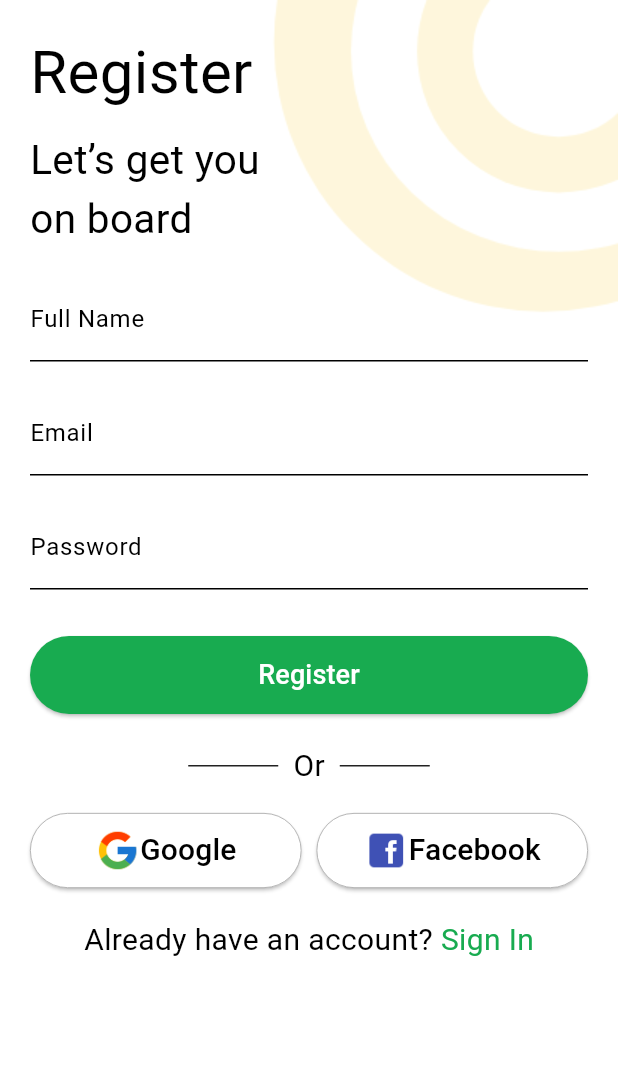
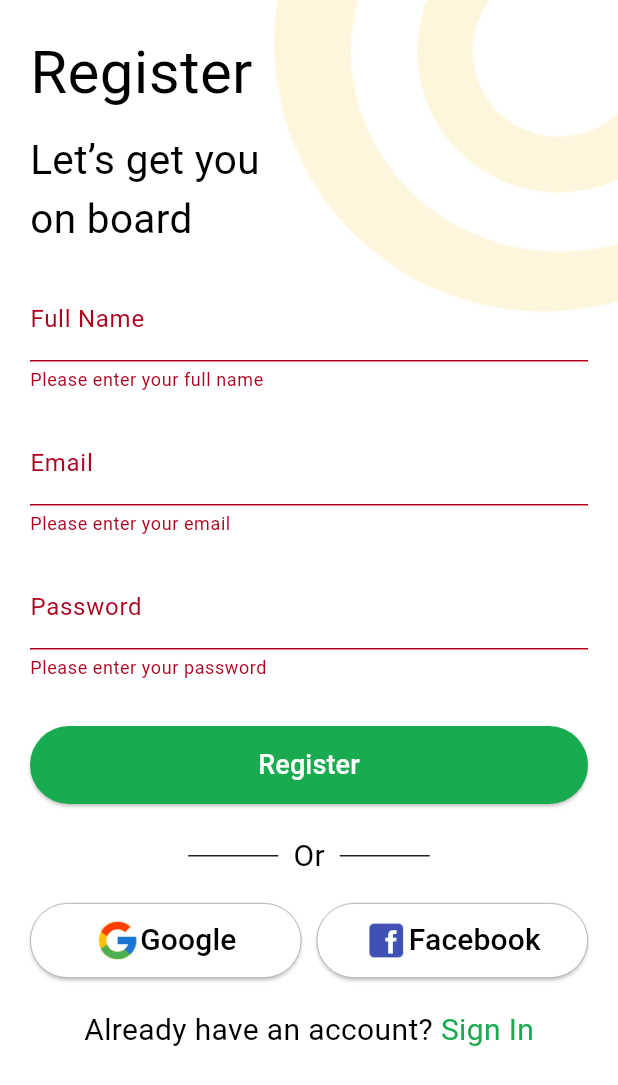
Before and after one commit to BINITA88/ShikshyaDwar_Mobile_application_final_project, a Flutter app: the screen it shows after launch, after a tap on "Register", on a phone screen of 412 x 824 dp. Shown: the top 1085 px of the screen. Run offline on Flutter 3.47's test engine with Material 3 defaults, Android fonts, the phone set to English and light mode, and no system bars.

Commit message:
sign up validation

```diff
--- a/lib/main.dart
+++ b/lib/main.dart
@@ -3,6 +3,7 @@
 import 'package:shikshyadwar_mobile_application_project/view/auth/login_view.dart';
 import 'package:shikshyadwar_mobile_application_project/view/auth/signup_view.dart';
 import 'package:shikshyadwar_mobile_application_project/view/auth/splash_view%20copy.dart';
+import 'package:shikshyadwar_mobile_application_project/view/dashboard.dart';
 
 void main() {
   runApp(
@@ -26,6 +27,7 @@
         '/signup': (context) => RegisterPage(),
         '/login': (context) => LoginPage(),
         '/home': (context) => HomepageView(),
+        '/dashboard': (context) => Dashboard(),
       },
     ),
   );
--- a/lib/view/auth/signup_view.dart
+++ b/lib/view/auth/signup_view.dart
@@ -1,6 +1,11 @@
 import 'package:flutter/material.dart';
 
 class RegisterPage extends StatelessWidget {
+  final _formKey = GlobalKey<FormState>();
+  final TextEditingController _nameController = TextEditingController();
+  final TextEditingController _emailController = TextEditingController();
+  final TextEditingController _passwordController = TextEditingController();
+
   @override
   Widget build(BuildContext context) {
     return Scaffold(
@@ -17,6 +22,8 @@ class RegisterPage extends StatelessWidget {
           Padding(
             padding: const EdgeInsets.all(20.0),
             child: SingleChildScrollView(
+              child: Form(
+                key: _formKey,
                 child: Column(
                   crossAxisAlignment: CrossAxisAlignment.stretch,
                   mainAxisAlignment: MainAxisAlignment.start,
@@ -42,27 +49,53 @@ class RegisterPage extends StatelessWidget {
                     const SizedBox(height: 20.0),
                     Column(
                       children: [
-                      const TextField(
+                        TextFormField(
+                          controller: _nameController,
                           keyboardType: TextInputType.name,
-                        decoration: InputDecoration(
+                          decoration: const InputDecoration(
                             hintText: 'Full Name',
                             labelText: 'Full Name',
                           ),
+                          validator: (value) {
+                            if (value == null || value.isEmpty) {
+                              return 'Please enter your full name';
+                            }
+                            return null;
+                          },
                         ),
                         const SizedBox(height: 20.0),
-                      const TextField(
+                        TextFormField(
+                          controller: _emailController,
                           keyboardType: TextInputType.emailAddress,
-                        decoration: InputDecoration(
+                          decoration: const InputDecoration(
                             labelText: 'Email',
                           ),
+                          validator: (value) {
+                            if (value == null || value.isEmpty) {
+                              return 'Please enter your email';
+                            } else if (!RegExp(r'^\S+@\S+\.\S+$')
+                                .hasMatch(value)) {
+                              return 'Please enter a valid email';
+                            }
+                            return null;
+                          },
                         ),
                         const SizedBox(height: 20.0),
-                      const TextField(
+                        TextFormField(
+                          controller: _passwordController,
                           obscureText: true,
                           keyboardType: TextInputType.visiblePassword,
-                        decoration: InputDecoration(
+                          decoration: const InputDecoration(
                             labelText: 'Password',
                           ),
+                          validator: (value) {
+                            if (value == null || value.isEmpty) {
+                              return 'Please enter your password';
+                            } else if (value.length < 6) {
+                              return 'Password must be at least 6 characters long';
+                            }
+                            return null;
+                          },
                         ),
                         const SizedBox(height: 31.0),
                       ],
@@ -71,10 +104,26 @@ class RegisterPage extends StatelessWidget {
                       style: ElevatedButton.styleFrom(
                         padding: const EdgeInsets.symmetric(
                             vertical: 13.0, horizontal: 12.0),
-                      backgroundColor: Color.fromARGB(255, 24, 171, 80),
+                        backgroundColor: const Color.fromARGB(255, 24, 171, 80),
                       ),
                       onPressed: () {
-                      // Implement your registration logic here.
+                        if (_formKey.currentState!.validate()) {
+                          // Clear form fields
+                          _nameController.clear();
+                          _emailController.clear();
+                          _passwordController.clear();
+
+                          // Show success Snackbar
+                          ScaffoldMessenger.of(context).showSnackBar(
+                            SnackBar(
+                              content: const Text('Registration Successful'),
+                              backgroundColor: Colors.green,
+                            ),
+                          );
+
+                          // Navigate to login page
+                          Navigator.pushReplacementNamed(context, '/login');
+                        }
                       },
                       child: const Text(
                         'Register',
@@ -111,7 +160,8 @@ class RegisterPage extends StatelessWidget {
                         Expanded(
                           child: ElevatedButton(
                             style: ElevatedButton.styleFrom(
-                            padding: const EdgeInsets.symmetric(vertical: 10.0),
+                              padding:
+                                  const EdgeInsets.symmetric(vertical: 10.0),
                               backgroundColor: Colors.white,
                               side: const BorderSide(
                                   width: 0.5, color: Colors.grey),
@@ -141,7 +191,8 @@ class RegisterPage extends StatelessWidget {
                         Expanded(
                           child: ElevatedButton(
                             style: ElevatedButton.styleFrom(
-                            padding: const EdgeInsets.symmetric(vertical: 10.0),
+                              padding:
+                                  const EdgeInsets.symmetric(vertical: 10.0),
                               backgroundColor: Colors.white,
                               side: const BorderSide(
                                   width: 0.5, color: Colors.grey),
@@ -195,6 +246,7 @@ class RegisterPage extends StatelessWidget {
                 ),
               ),
             ),
+          ),
         ],
       ),
     );
```
Also changed, not shown: lib/view/Home/home_view.dart (+23 -5 lines), lib/view/auth/login_view.dart (+30 -11 lines), lib/view/dashboard.dart (added, +19 -0 lines), assets/images/log.png, assets/images/logo.png (added). Lines whose indentation alone changed are shown as unchanged.
